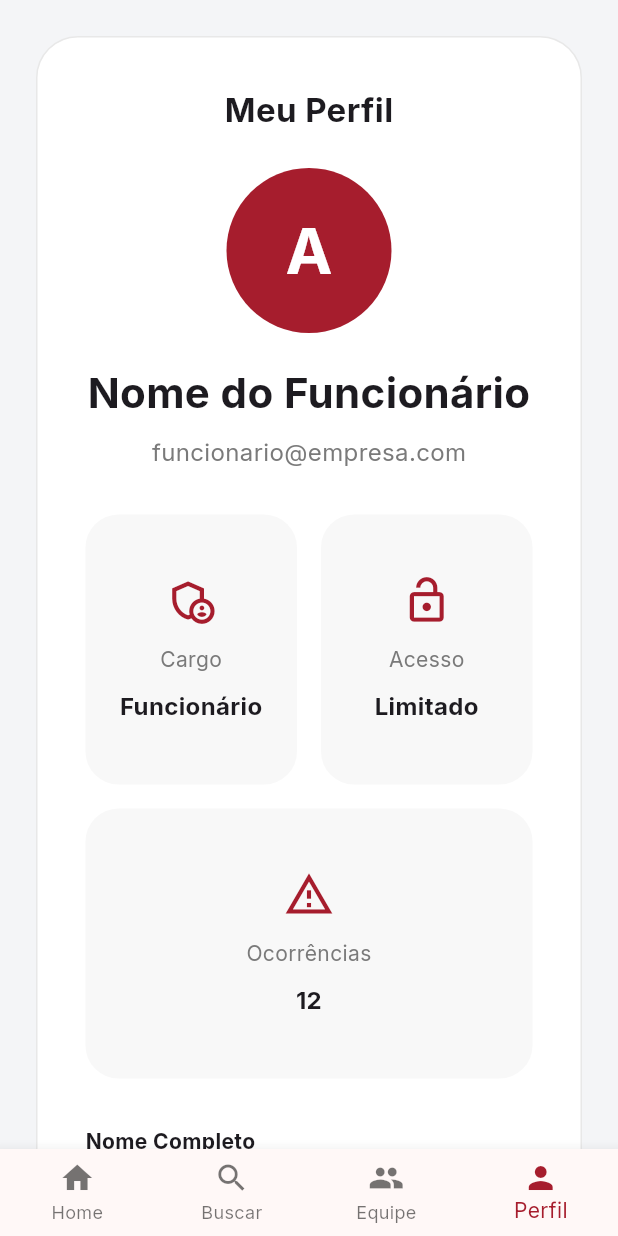
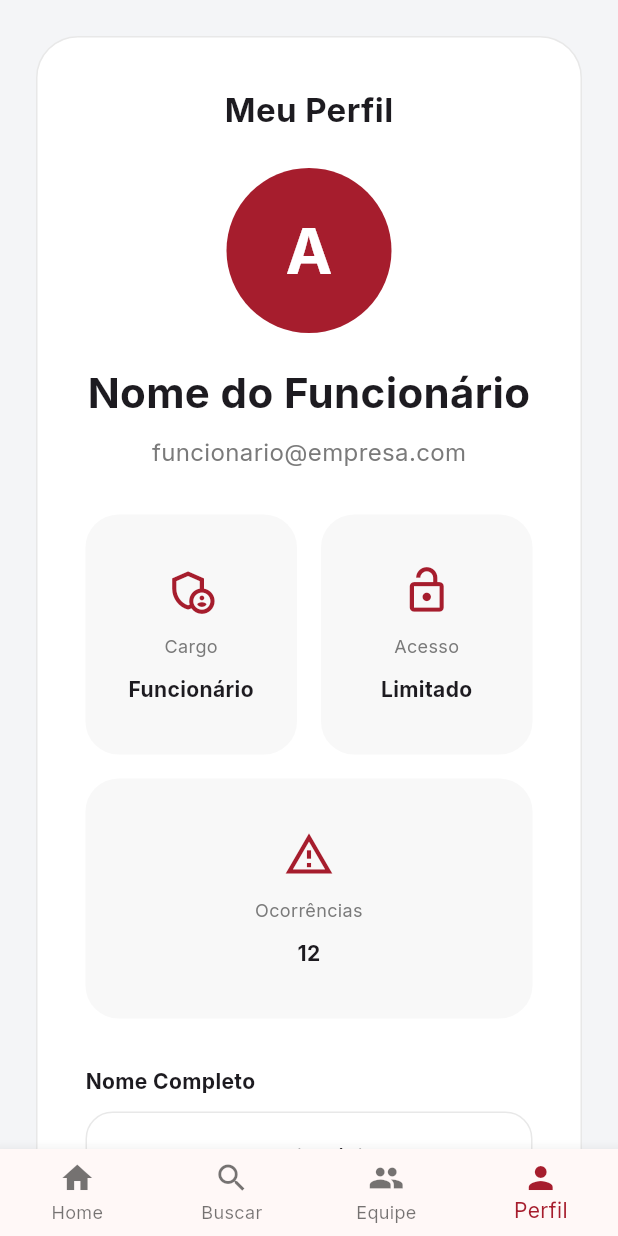
Before and after one commit to IsabelaEugenia/report, a Flutter app: the MainScreen screen opened directly with empty values, item 4 of the bottom bar chosen, on a phone screen of 412 x 824 dp. Run offline on Flutter 3.47's test engine with Material 3 defaults, Android fonts, the phone set to English and light mode, and no system bars; our stand-ins replace cloud_firestore, file_picker, firebase_auth, firebase_core, google_fonts; accounts and stored records are empty; network calls fail.

Commit message:
alteração fonte letra

```diff
--- a/lib/pages/profile_page.dart
+++ b/lib/pages/profile_page.dart
@@ -163,9 +163,7 @@ Widget infoCard(
 ) {
   return SizedBox(
     width: 220, // aumenta a largura
-    height: 180, // aumenta a altura
-    child: AspectRatio(
-      aspectRatio: 1, // mantém quadrado
+    height: 160, // aumenta a altura
       child: Container(
         padding: const EdgeInsets.all(20),
         decoration: BoxDecoration(
@@ -187,21 +185,23 @@ Widget infoCard(
               textAlign: TextAlign.center,
               style: const TextStyle(
                 color: Color(0xff7a7a7a),
+                fontSize: 12,
               ),
             ),
             const SizedBox(height: 10),
             Text(
               valor,
               textAlign: TextAlign.center,
+              maxLines: 1,
+              overflow: TextOverflow.ellipsis,
               style: const TextStyle(
-                fontSize: 16,
+                fontSize: 14,
                 fontWeight: FontWeight.bold,
               ),
             ),
           ],
         ),
       ),
-    ),
   );
 }
 
```
